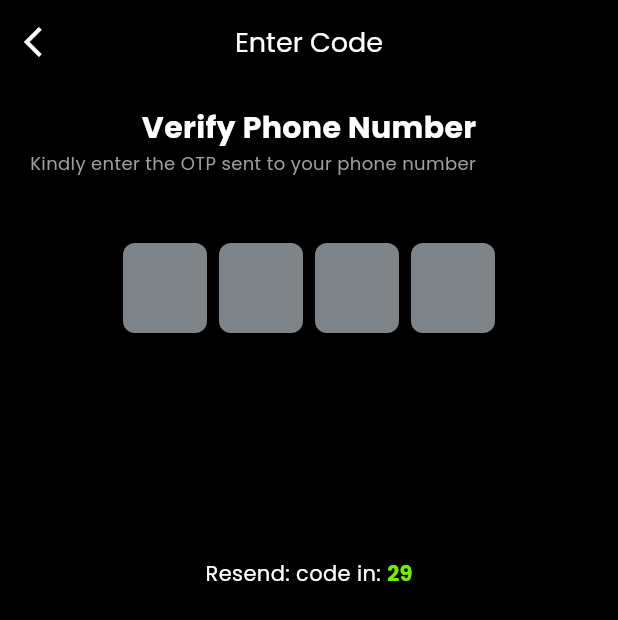
After one commit to Christentimmy/Rider-Eco, a Flutter app: the VerifyPhoneNumberScreen screen opened directly, on a phone screen of 412 x 824 dp. The commit adds this screen. Shown: the top 620 px of the screen. Run offline on Flutter 3.47's test engine with Material 3 defaults, Android fonts, the phone set to English and light mode, and no system bars; drawn by our look-alikes of pinput; our stand-ins replace country_code_picker, get, google_fonts.

Commit message:
timer controller, verify phone screen

```diff
--- /dev/null
+++ b/lib/controller/timer_controller.dart
@@ -0,0 +1,32 @@
+
+import 'dart:async';
+import 'package:get/get.dart';
+
+class TimerController extends GetxController {
+  RxInt secondsLeft = 30.obs;
+  late Timer timer;
+
+  @override
+  void onInit() {
+    super.onInit();
+    startTimer();
+  }
+
+
+  @override
+  void onClose() {
+    timer.cancel();
+    super.onClose();
+  }
+
+  void startTimer(){
+    secondsLeft.value = 30;
+     timer = Timer.periodic(const Duration(seconds: 1), (timer) {
+      if (secondsLeft.value < 1) {
+        timer.cancel();
+      } else {
+        secondsLeft.value -= 1;
+      }
+    });
+  }
+}
--- a/lib/pages/signup_screen.dart
+++ b/lib/pages/signup_screen.dart
@@ -1,5 +1,3 @@
-import 'dart:ffi';
-
 import 'package:flutter/material.dart';
 import 'package:get/get.dart';
 import 'package:country_code_picker/country_code_picker.dart';
--- /dev/null
+++ b/lib/pages/verify_phone_screen.dart
@@ -0,0 +1,114 @@
+import 'package:flutter/material.dart';
+import 'package:get/get.dart';
+import 'package:pinput/pinput.dart';
+import 'package:rider/controller/timer_controller.dart';
+import 'package:rider/resources/colors.dart';
+
+class VerifyPhoneNumberScreen extends StatelessWidget {
+  VerifyPhoneNumberScreen({super.key});
+  final _timeController = Get.put(TimerController());
+
+  @override
+  Widget build(BuildContext context) {
+    return Scaffold(
+      backgroundColor: Colors.black,
+      appBar: AppBar(
+        automaticallyImplyLeading: false,
+        title: const Text(
+          "Enter Code",
+          style: TextStyle(
+            color: Colors.white,
+            fontSize: 18,
+          ),
+        ),
+        backgroundColor: Colors.black,
+        centerTitle: true,
+        leading: IconButton(
+          onPressed: () => Get.back(),
+          icon: const Icon(
+            Icons.arrow_back_ios,
+            color: Colors.white,
+          ),
+        ),
+      ),
+      body: Padding(
+        padding: const EdgeInsets.symmetric(horizontal: 20, vertical: 15),
+        child: Column(
+          crossAxisAlignment: CrossAxisAlignment.start,
+          children: [
+            const Center(
+              child: Text(
+                "Verify Phone Number",
+                style: TextStyle(
+                  fontSize: 20,
+                  fontWeight: FontWeight.bold,
+                  color: Colors.white,
+                ),
+              ),
+            ),
+            const Text(
+              "Kindly enter the OTP sent to your phone number",
+              style: TextStyle(
+                color: Colors.grey,
+                fontSize: 12,
+              ),
+            ),
+            const SizedBox(height: 45),
+            Center(
+              child: Pinput(
+                closeKeyboardWhenCompleted: true,
+                onCompleted: (value) {
+                  // Get.to(() => CreateProfileScreen());
+                },
+                focusedPinTheme: PinTheme(
+                  height: 60,
+                  width: 60,
+                  textStyle: const TextStyle(
+                    color: Colors.white,
+                    fontWeight: FontWeight.bold,
+                  ),
+                  decoration: BoxDecoration(
+                    borderRadius: BorderRadius.circular(10),
+                    color: Colors.grey,
+                    border: Border.all(
+                      width: 2,
+                      color: AppColors.primaryColor,
+                    ),
+                  ),
+                ),
+              ),
+            ),
+            const SizedBox(height: 150),
+            Row(
+              mainAxisAlignment: MainAxisAlignment.center,
+              children: [
+                const Text(
+                  "Resend: code in: ",
+                  style: TextStyle(
+                    color: Colors.white,
+                  ),
+                ),
+                Obx(
+                  () => GestureDetector(
+                    onTap: () {
+                      _timeController.startTimer();
+                    },
+                    child: Text(
+                      _timeController.secondsLeft.value <= 0
+                          ? "Resend"
+                          : _timeController.secondsLeft.value.toString(),
+                      style: const TextStyle(
+                        color: AppColors.primaryColor,
+                        fontWeight: FontWeight.bold,
+                      ),
+                    ),
+                  ),
+                ),
+              ],
+            )
+          ],
+        ),
+      ),
+    );
+  }
+}
--- a/pubspec.yaml
+++ b/pubspec.yaml
@@ -12,6 +12,7 @@ dependencies:
     sdk: flutter
   get: ^4.6.6
   google_fonts: ^6.2.1
+  pinput: ^5.0.0
 
 dev_dependencies:
   flutter_test:
```
Also changed, not shown: pubspec.lock.
